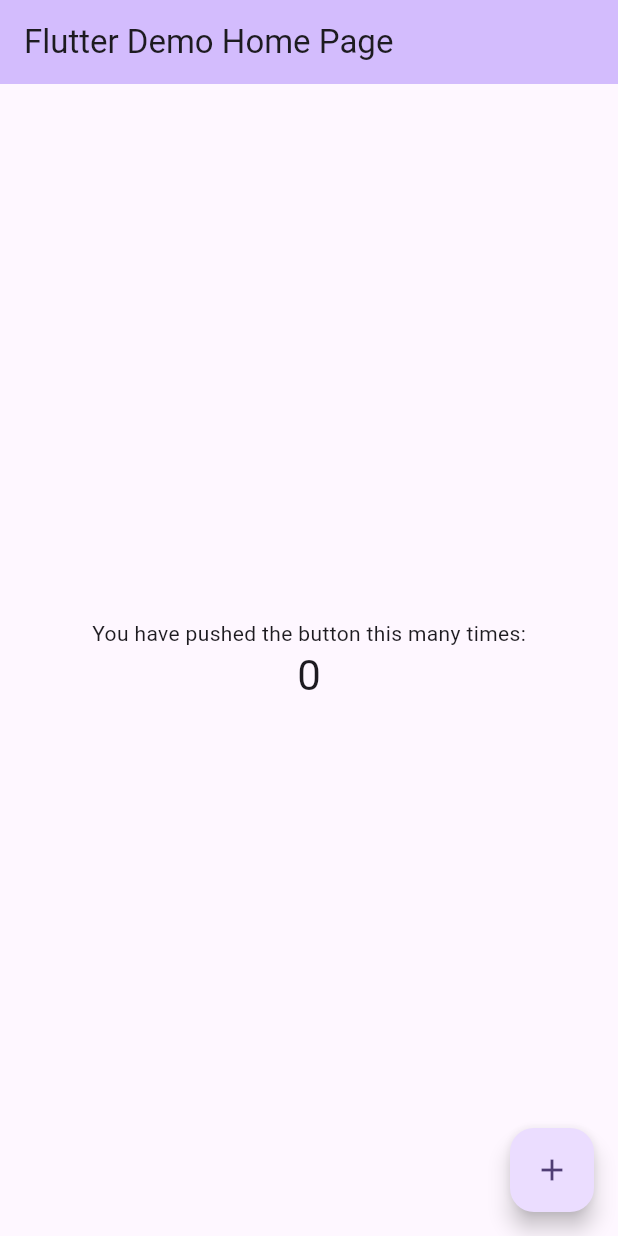
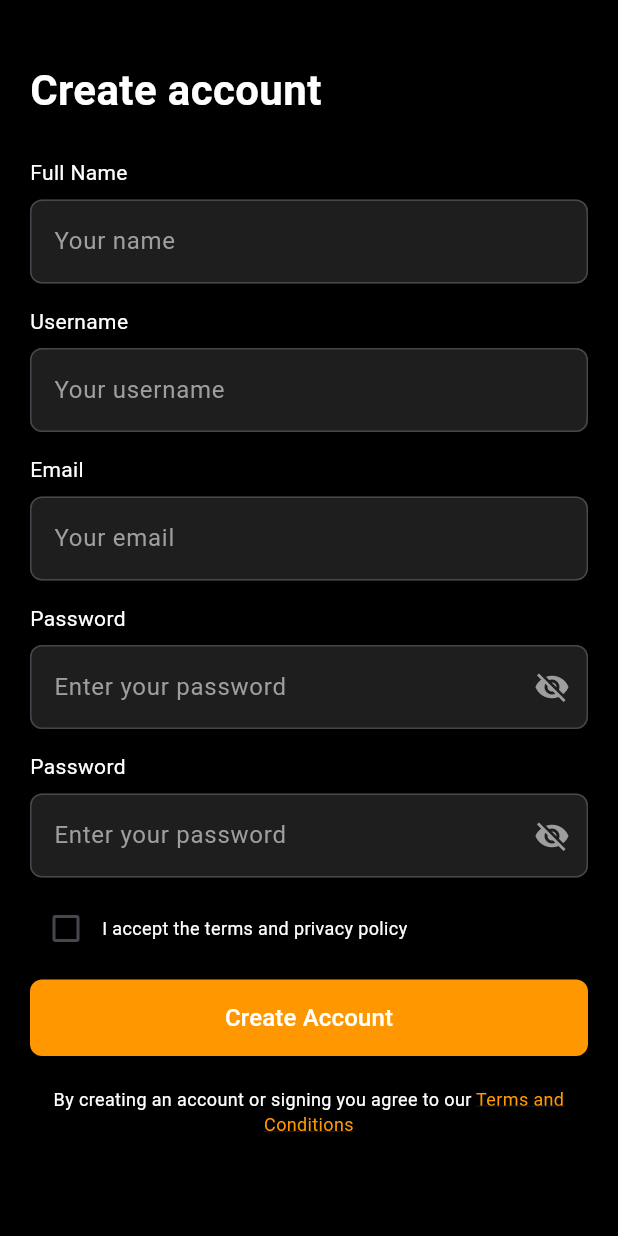
Before and after one commit to EgyAncientAura/Ancient_Aura, a Flutter app: the screen it shows after launch, on a phone screen of 412 x 824 dp. Run offline on Flutter 3.47's test engine with Material 3 defaults, Android fonts, the phone set to English and light mode, and no system bars.

Commit message:
Log in process Screens

```diff
--- a/lib/main.dart
+++ b/lib/main.dart
@@ -1,122 +1,25 @@
+import 'package:ancient_aura/screens/create_account_screen.dart';
+import 'package:ancient_aura/screens/sign_in_screen.dart';
+import 'package:ancient_aura/screens/start_screen.dart';
 import 'package:flutter/material.dart';
 
 void main() {
-  runApp(const MyApp());
+  runApp(const AncientAura());
 }
 
-class MyApp extends StatelessWidget {
-  const MyApp({super.key});
+class AncientAura extends StatelessWidget {
+  const AncientAura({super.key});
 
   // This widget is the root of your application.
   @override
   Widget build(BuildContext context) {
     return MaterialApp(
+      debugShowCheckedModeBanner: false,
       title: 'Flutter Demo',
       theme: ThemeData(
-        // This is the theme of your application.
-        //
-        // TRY THIS: Try running your application with "flutter run". You'll see
-        // the application has a purple toolbar. Then, without quitting the app,
-        // try changing the seedColor in the colorScheme below to Colors.green
-        // and then invoke "hot reload" (save your changes or press the "hot
-        // reload" button in a Flutter-supported IDE, or press "r" if you used
-        // the command line to start the app).
-        //
-        // Notice that the counter didn't reset back to zero; the application
-        // state is not lost during the reload. To reset the state, use hot
-        // restart instead.
-        //
-        // This works for code too, not just values: Most code changes can be
-        // tested with just a hot reload.
         colorScheme: ColorScheme.fromSeed(seedColor: Colors.deepPurple),
       ),
-      home: const MyHomePage(title: 'Flutter Demo Home Page'),
+      home: const CreateAccountScreen(),
     );
   }
 }
-
-class MyHomePage extends StatefulWidget {
-  const MyHomePage({super.key, required this.title});
-
-  // This widget is the home page of your application. It is stateful, meaning
-  // that it has a State object (defined below) that contains fields that affect
-  // how it looks.
-
-  // This class is the configuration for the state. It holds the values (in this
-  // case the title) provided by the parent (in this case the App widget) and
-  // used by the build method of the State. Fields in a Widget subclass are
-  // always marked "final".
-
-  final String title;
-
-  @override
-  State<MyHomePage> createState() => _MyHomePageState();
-}
-
-class _MyHomePageState extends State<MyHomePage> {
-  int _counter = 0;
-
-  void _incrementCounter() {
-    setState(() {
-      // This call to setState tells the Flutter framework that something has
-      // changed in this State, which causes it to rerun the build method below
-      // so that the display can reflect the updated values. If we changed
-      // _counter without calling setState(), then the build method would not be
-      // called again, and so nothing would appear to happen.
-      _counter++;
-    });
-  }
-
-  @override
-  Widget build(BuildContext context) {
-    // This method is rerun every time setState is called, for instance as done
-    // by the _incrementCounter method above.
-    //
-    // The Flutter framework has been optimized to make rerunning build methods
-    // fast, so that you can just rebuild anything that needs updating rather
-    // than having to individually change instances of widgets.
-    return Scaffold(
-      appBar: AppBar(
-        // TRY THIS: Try changing the color here to a specific color (to
-        // Colors.amber, perhaps?) and trigger a hot reload to see the AppBar
-        // change color while the other colors stay the same.
-        backgroundColor: Theme.of(context).colorScheme.inversePrimary,
-        // Here we take the value from the MyHomePage object that was created by
-        // the App.build method, and use it to set our appbar title.
-        title: Text(widget.title),
-      ),
-      body: Center(
-        // Center is a layout widget. It takes a single child and positions it
-        // in the middle of the parent.
-        child: Column(
-          // Column is also a layout widget. It takes a list of children and
-          // arranges them vertically. By default, it sizes itself to fit its
-          // children horizontally, and tries to be as tall as its parent.
-          //
-          // Column has various properties to control how it sizes itself and
-          // how it positions its children. Here we use mainAxisAlignment to
-          // center the children vertically; the main axis here is the vertical
-          // axis because Columns are vertical (the cross axis would be
-          // horizontal).
-          //
-          // TRY THIS: Invoke "debug painting" (choose the "Toggle Debug Paint"
-          // action in the IDE, or press "p" in the console), to see the
-          // wireframe for each widget.
-          mainAxisAlignment: MainAxisAlignment.center,
-          children: <Widget>[
-            const Text('You have pushed the button this many times:'),
-            Text(
-              '$_counter',
-              style: Theme.of(context).textTheme.headlineMedium,
-            ),
-          ],
-        ),
-      ),
-      floatingActionButton: FloatingActionButton(
-        onPressed: _incrementCounter,
-        tooltip: 'Increment',
-        child: const Icon(Icons.add),
-      ), // This trailing comma makes auto-formatting nicer for build methods.
-    );
-  }
-}
--- /dev/null
+++ b/lib/screens/create_account_screen.dart
@@ -0,0 +1,179 @@
+import 'package:flutter/material.dart';
+import '../widgets/custom_text_field.dart';
+import '../widgets/password_text_field.dart';
+import '../utils/validators.dart';
+
+class CreateAccountScreen extends StatefulWidget {
+  const CreateAccountScreen({Key? key}) : super(key: key);
+
+  @override
+  State<CreateAccountScreen> createState() => _CreateAccountScreenState();
+}
+
+class _CreateAccountScreenState extends State<CreateAccountScreen> {
+  final _formKey = GlobalKey<FormState>();
+  final _fullNameController = TextEditingController();
+  final _usernameController = TextEditingController();
+  final _emailController = TextEditingController();
+  final _passwordController = TextEditingController();
+  final _confirmPasswordController = TextEditingController();
+  bool _acceptTerms = false;
+
+  @override
+  Widget build(BuildContext context) {
+    return Scaffold(
+      backgroundColor: Colors.black,
+      body: SafeArea(
+        child: Padding(
+          padding: const EdgeInsets.all(20.0),
+          child: Form(
+            key: _formKey,
+            child: ListView(
+              children: [
+                const SizedBox(height: 20),
+                const Text(
+                  "Create account",
+                  style: TextStyle(
+                    color: Colors.white,
+                    fontSize: 28,
+                    fontWeight: FontWeight.bold,
+                  ),
+                ),
+                const SizedBox(height: 25),
+
+                // Full Name
+                CustomTextField(
+                  label: "Full Name",
+                  hintText: "Your name",
+                  controller: _fullNameController,
+                  validator: (value) =>
+                      value == null || value.isEmpty ? "Full Name is required" : null,
+                ),
+
+                const SizedBox(height: 15),
+
+                // Username
+                CustomTextField(
+                  label: "Username",
+                  hintText: "Your username",
+                  controller: _usernameController,
+                  validator: (value) =>
+                      value == null || value.isEmpty ? "Username is required" : null,
+                ),
+
+                const SizedBox(height: 15),
+
+                // Email
+                CustomTextField(
+                  label: "Email",
+                  hintText: "Your email",
+                  controller: _emailController,
+                  validator: Validators.validateEmail,
+                ),
+
+                const SizedBox(height: 15),
+
+                // Password
+                PasswordTextField(
+                  controller: _passwordController,
+                  validator: Validators.validatePassword,
+                ),
+
+                const SizedBox(height: 15),
+
+                // Confirm Password
+                PasswordTextField(
+                  controller: _confirmPasswordController,
+                  validator: (value) {
+                    if (value == null || value.isEmpty) {
+                      return "Confirm Password is required";
+                    }
+                    if (value != _passwordController.text) {
+                      return "Passwords do not match";
+                    }
+                    return null;
+                  },
+                ),
+
+                const SizedBox(height: 10),
+
+                // Terms Checkbox
+                Row(
+                  children: [
+                    Checkbox(
+                      value: _acceptTerms,
+                      onChanged: (value) {
+                        setState(() {
+                          _acceptTerms = value ?? false;
+                        });
+                      },
+                      activeColor: Colors.orange,
+                    ),
+                    const Expanded(
+                      child: Text(
+                        "I accept the terms and privacy policy",
+                        style: TextStyle(color: Colors.white, fontSize: 12),
+                      ),
+                    ),
+                  ],
+                ),
+                const SizedBox(height: 10),
+
+                // Submit Button
+                ElevatedButton(
+                  style: ElevatedButton.styleFrom(
+                    backgroundColor: Colors.orange,
+                    padding: const EdgeInsets.symmetric(vertical: 14),
+                    shape: RoundedRectangleBorder(
+                      borderRadius: BorderRadius.circular(8),
+                    ),
+                  ),
+                  onPressed: () {
+                    if (_formKey.currentState!.validate()) {
+                      if (!_acceptTerms) {
+                        ScaffoldMessenger.of(context).showSnackBar(
+                          const SnackBar(
+                            content: Text("You must accept the terms"),
+                          ),
+                        );
+                        return;
+                      }
+
+                      // Proceed with account creation
+                      print("Account created successfully!");
+                    }
+                  },
+                  child: const Text(
+                    "Create Account",
+                    style: TextStyle(color: Colors.white, fontSize: 16),
+                  ),
+                ),
+                const SizedBox(height: 20),
+
+                // Terms Text
+                Center(
+                  child: Text.rich(
+                    TextSpan(
+                      text: "By creating an account or signing you agree to our ",
+                      style: TextStyle(color: Colors.white, fontSize: 12),
+                      children: [
+                        TextSpan(
+                          text: "Terms and Conditions",
+                          style: TextStyle(
+                            color: Colors.orange,
+                            decoration: TextDecoration.underline,
+                          ),
+                        ),
+                      ],
+                    ),
+                    textAlign: TextAlign.center,
+                  ),
+                ),
+              ],
+            ),
+          ),
+        ),
+      ),
+    );
+  }
+}
--- /dev/null
+++ b/lib/utils/validators.dart
@@ -0,0 +1,13 @@
+class Validators {
+  static String? validateEmail(String? value) {
+    if (value == null || value.isEmpty) return 'Email is required';
+    if (!RegExp(r'^[^@]+@[^@]+\.[^@]+').hasMatch(value)) return 'Enter a valid email';
+    return null;
+  }
+
+  static String? validatePassword(String? value) {
+    if (value == null || value.isEmpty) return 'Password is required';
+    if (value.length < 6) return 'Password must be at least 6 characters';
+    return null;
+  }
+}
--- /dev/null
+++ b/lib/widgets/custom_text_field.dart
@@ -0,0 +1,48 @@
+import 'package:flutter/material.dart';
+
+class CustomTextField extends StatelessWidget {
+  final String label;
+  final String hintText;
+  final TextEditingController controller;
+  final String? Function(String?)? validator;
+  final bool obscureText;
+  final Widget? suffixIcon;
+
+  const CustomTextField({
+    super.key,
+    required this.label,
+    required this.hintText,
+    required this.controller,
+    required this.validator,
+    this.obscureText = false,
+    this.suffixIcon,
+  });
+
+  @override
+  Widget build(BuildContext context) {
+    return Column(
+      crossAxisAlignment: CrossAxisAlignment.start,
+      children: [
+        Text(label, style: const TextStyle(color: Colors.white)),
+        const SizedBox(height: 8),
+        TextFormField(
+          controller: controller,
+          obscureText: obscureText,
+          style: const TextStyle(color: Colors.white),
+          decoration: InputDecoration(
+            hintText: hintText,
+            hintStyle: const TextStyle(color: Colors.grey),
+            filled: true,
+            fillColor: const Color(0xFF1E1E1E),
+            border: OutlineInputBorder(
+              borderRadius: BorderRadius.circular(8),
+              borderSide: const BorderSide(color: Color(0xFF8B5E3C)),
+            ),
+            suffixIcon: suffixIcon,
+          ),
+          validator: validator,
+        ),
+      ],
+    );
+  }
+}
--- /dev/null
+++ b/lib/widgets/password_text_field.dart
@@ -0,0 +1,42 @@
+import 'package:flutter/material.dart';
+import 'custom_text_field.dart';
+
+class PasswordTextField extends StatefulWidget {
+  final TextEditingController controller;
+  final String? Function(String?)? validator;
+
+  const PasswordTextField({
+    super.key,
+    required this.controller,
+    required this.validator,
+  });
+
+  @override
+  _PasswordTextFieldState createState() => _PasswordTextFieldState();
+}
+
+class _PasswordTextFieldState extends State<PasswordTextField> {
+  bool _obscurePassword = true;
+
+  @override
+  Widget build(BuildContext context) {
+    return CustomTextField(
+      label: "Password",
+      hintText: "Enter your password",
+      controller: widget.controller,
+      obscureText: _obscurePassword,
+      validator: widget.validator,
+      suffixIcon: IconButton(
+        icon: Icon(
+          _obscurePassword ? Icons.visibility_off : Icons.visibility,
+          color: Colors.grey,
+        ),
+        onPressed: () {
+          setState(() {
+            _obscurePassword = !_obscurePassword;
+          });
+        },
+      ),
+    );
+  }
+}
```
Also changed, not shown: lib/screens/auth/success_screen.dart (added, +68 -0 lines), lib/screens/sign_in_screen.dart (added, +93 -0 lines), lib/screens/start_screen.dart (added, +78 -0 lines), lib/widgets/primary_button.dart (added, +29 -0 lines), lib/widgets/social_button.dart (added, +34 -0 lines), 1 other file.
